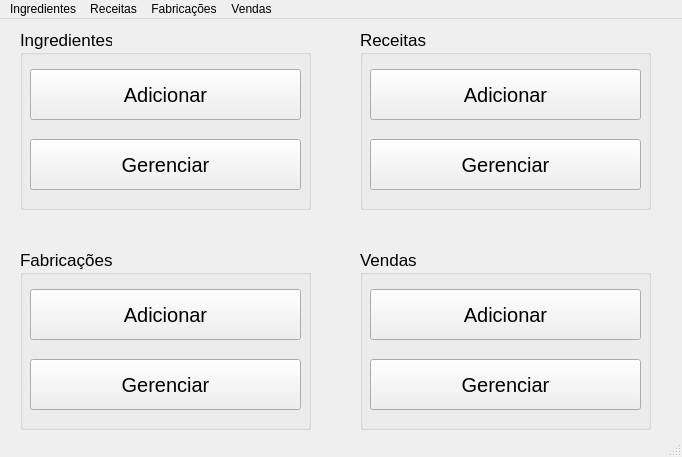
Old version of the form tela_principal.ui in the repository lucasHashi/PyQt5-gerenciador-de-vendas-de-comidas.
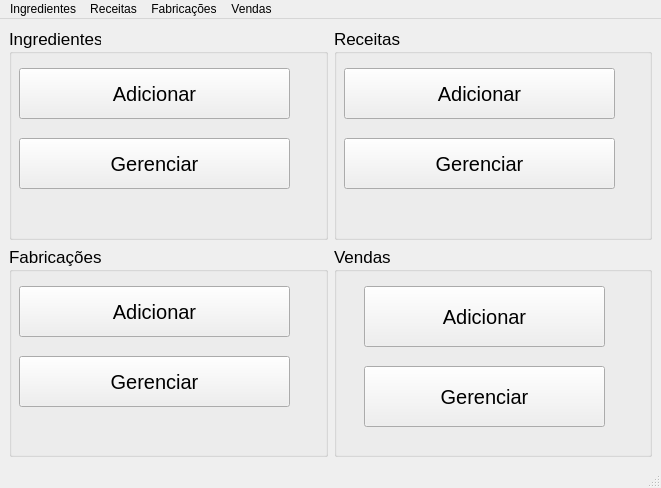
New version of the form.

The edit to the form file:
```diff
--- a/tela_principal.ui
+++ b/tela_principal.ui
@@ -6,89 +6,17 @@
    <rect>
     <x>0</x>
     <y>0</y>
-    <width>682</width>
-    <height>457</height>
+    <width>661</width>
+    <height>488</height>
    </rect>
   </property>
   <property name="windowTitle">
    <string>MainWindow</string>
   </property>
   <widget class="QWidget" name="centralwidget">
-   <widget class="QGroupBox" name="groupBox">
-    <property name="geometry">
-     <rect>
-      <x>360</x>
-      <y>10</y>
-      <width>291</width>
-      <height>181</height>
-     </rect>
-    </property>
-    <property name="font">
-     <font>
-      <pointsize>13</pointsize>
-     </font>
-    </property>
-    <property name="title">
-     <string>Receitas</string>
-    </property>
-    <widget class="QPushButton" name="btn_receitas_adicionar">
-     <property name="geometry">
-      <rect>
-       <x>10</x>
-       <y>40</y>
-       <width>271</width>
-       <height>51</height>
-      </rect>
-     </property>
-     <property name="sizePolicy">
-      <sizepolicy hsizetype="Expanding" vsizetype="Expanding">
-       <horstretch>0</horstretch>
-       <verstretch>0</verstretch>
-      </sizepolicy>
-     </property>
-     <property name="font">
-      <font>
-       <pointsize>15</pointsize>
-      </font>
-     </property>
-     <property name="text">
-      <string>Adicionar</string>
-     </property>
-    </widget>
-    <widget class="QPushButton" name="btn_receitas_gerenciar">
-     <property name="geometry">
-      <rect>
-       <x>10</x>
-       <y>110</y>
-       <width>271</width>
-       <height>51</height>
-      </rect>
-     </property>
-     <property name="sizePolicy">
-      <sizepolicy hsizetype="Expanding" vsizetype="Expanding">
-       <horstretch>0</horstretch>
-       <verstretch>0</verstretch>
-      </sizepolicy>
-     </property>
-     <property name="font">
-      <font>
-       <pointsize>15</pointsize>
-      </font>
-     </property>
-     <property name="text">
-      <string>Gerenciar</string>
-     </property>
-    </widget>
-   </widget>
+   <layout class="QGridLayout" name="gridLayout">
+    <item row="0" column="0">
    <widget class="QGroupBox" name="groupBox_2">
-    <property name="geometry">
-     <rect>
-      <x>20</x>
-      <y>10</y>
-      <width>291</width>
-      <height>181</height>
-     </rect>
-    </property>
     <property name="font">
      <font>
       <pointsize>13</pointsize>
@@ -146,15 +74,69 @@
      </property>
     </widget>
    </widget>
+    </item>
+    <item row="0" column="1">
+     <widget class="QGroupBox" name="groupBox">
+      <property name="font">
+       <font>
+        <pointsize>13</pointsize>
+       </font>
+      </property>
+      <property name="title">
+       <string>Receitas</string>
+      </property>
+      <widget class="QPushButton" name="btn_receitas_adicionar">
+       <property name="geometry">
+        <rect>
+         <x>10</x>
+         <y>40</y>
+         <width>271</width>
+         <height>51</height>
+        </rect>
+       </property>
+       <property name="sizePolicy">
+        <sizepolicy hsizetype="Expanding" vsizetype="Expanding">
+         <horstretch>0</horstretch>
+         <verstretch>0</verstretch>
+        </sizepolicy>
+       </property>
+       <property name="font">
+        <font>
+         <pointsize>15</pointsize>
+        </font>
+       </property>
+       <property name="text">
+        <string>Adicionar</string>
+       </property>
+      </widget>
+      <widget class="QPushButton" name="btn_receitas_gerenciar">
+       <property name="geometry">
+        <rect>
+         <x>10</x>
+         <y>110</y>
+         <width>271</width>
+         <height>51</height>
+        </rect>
+       </property>
+       <property name="sizePolicy">
+        <sizepolicy hsizetype="Expanding" vsizetype="Expanding">
+         <horstretch>0</horstretch>
+         <verstretch>0</verstretch>
+        </sizepolicy>
+       </property>
+       <property name="font">
+        <font>
+         <pointsize>15</pointsize>
+        </font>
+       </property>
+       <property name="text">
+        <string>Gerenciar</string>
+       </property>
+      </widget>
+     </widget>
+    </item>
+    <item row="1" column="0">
    <widget class="QGroupBox" name="groupBox_4">
-    <property name="geometry">
-     <rect>
-      <x>20</x>
-      <y>230</y>
-      <width>291</width>
-      <height>181</height>
-     </rect>
-    </property>
     <property name="font">
      <font>
       <pointsize>13</pointsize>
@@ -212,15 +194,9 @@
      </property>
     </widget>
    </widget>
+    </item>
+    <item row="1" column="1">
    <widget class="QGroupBox" name="groupBox_5">
-    <property name="geometry">
-     <rect>
-      <x>360</x>
-      <y>230</y>
-      <width>291</width>
-      <height>181</height>
-     </rect>
-    </property>
     <property name="font">
      <font>
       <pointsize>13</pointsize>
@@ -229,37 +205,13 @@
     <property name="title">
      <string>Vendas</string>
     </property>
-    <widget class="QPushButton" name="btn_vendas_adicionar">
-     <property name="geometry">
-      <rect>
-       <x>10</x>
-       <y>40</y>
-       <width>271</width>
-       <height>51</height>
-      </rect>
-     </property>
-     <property name="sizePolicy">
-      <sizepolicy hsizetype="Expanding" vsizetype="Expanding">
-       <horstretch>0</horstretch>
-       <verstretch>0</verstretch>
-      </sizepolicy>
-     </property>
-     <property name="font">
-      <font>
-       <pointsize>15</pointsize>
-      </font>
-     </property>
-     <property name="text">
-      <string>Adicionar</string>
-     </property>
-    </widget>
     <widget class="QPushButton" name="btn_vendas_gerenciar">
      <property name="geometry">
       <rect>
-       <x>10</x>
-       <y>110</y>
-       <width>271</width>
-       <height>51</height>
+         <x>30</x>
+         <y>120</y>
+         <width>241</width>
+         <height>61</height>
       </rect>
      </property>
      <property name="sizePolicy">
@@ -277,14 +229,40 @@
       <string>Gerenciar</string>
      </property>
     </widget>
-   </widget>
+      <widget class="QPushButton" name="btn_vendas_adicionar">
+       <property name="geometry">
+        <rect>
+         <x>30</x>
+         <y>40</y>
+         <width>241</width>
+         <height>61</height>
+        </rect>
+       </property>
+       <property name="sizePolicy">
+        <sizepolicy hsizetype="Expanding" vsizetype="Expanding">
+         <horstretch>0</horstretch>
+         <verstretch>0</verstretch>
+        </sizepolicy>
+       </property>
+       <property name="font">
+        <font>
+         <pointsize>15</pointsize>
+        </font>
+       </property>
+       <property name="text">
+        <string>Adicionar</string>
+       </property>
+      </widget>
+     </widget>
+    </item>
+   </layout>
   </widget>
   <widget class="QMenuBar" name="menubar">
    <property name="geometry">
     <rect>
      <x>0</x>
      <y>0</y>
-     <width>682</width>
+     <width>661</width>
      <height>21</height>
     </rect>
    </property>
```
Lines whose indentation alone changed are shown as unchanged.
